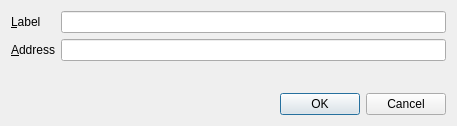
Qt form src/qt/forms/editaddressdialog.ui (VeriConomy/vericoin) before a commit.
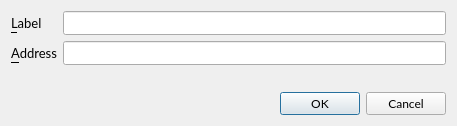
The same form after that commit.

The edit to the form file:
```diff
--- a/src/qt/forms/editaddressdialog.ui
+++ b/src/qt/forms/editaddressdialog.ui
@@ -10,6 +10,11 @@
     <height>126</height>
    </rect>
   </property>
+  <property name="font">
+   <font>
+    <family>Lato</family>
+   </font>
+  </property>
   <property name="windowTitle">
    <string>Edit Address</string>
   </property>
@@ -21,6 +26,11 @@
      </property>
      <item row="0" column="0">
       <widget class="QLabel" name="label">
+       <property name="font">
+        <font>
+         <pointsize>10</pointsize>
+        </font>
+       </property>
        <property name="text">
         <string>&amp;Label</string>
        </property>
@@ -31,6 +41,11 @@
      </item>
      <item row="0" column="1">
       <widget class="QLineEdit" name="labelEdit">
+       <property name="font">
+        <font>
+         <pointsize>10</pointsize>
+        </font>
+       </property>
        <property name="toolTip">
         <string>The label associated with this address book entry</string>
        </property>
@@ -38,6 +53,11 @@
      </item>
      <item row="1" column="0">
       <widget class="QLabel" name="label_2">
+       <property name="font">
+        <font>
+         <pointsize>10</pointsize>
+        </font>
+       </property>
        <property name="text">
         <string>&amp;Address</string>
        </property>
@@ -48,6 +68,11 @@
      </item>
      <item row="1" column="1">
       <widget class="QLineEdit" name="addressEdit">
+       <property name="font">
+        <font>
+         <pointsize>10</pointsize>
+        </font>
+       </property>
        <property name="toolTip">
         <string>The address associated with this address book entry. This can only be modified for sending addresses.</string>
        </property>
```
